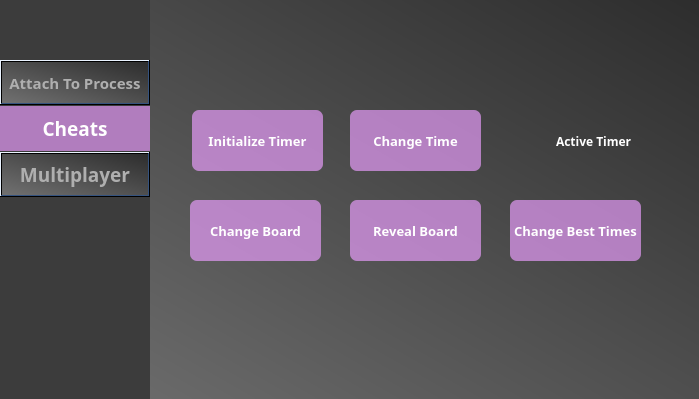
The window that gui/cheats_widget.ui (itaybiran/MinesweeperCheats-Client) describes before a commit, drawn with Qt 5.
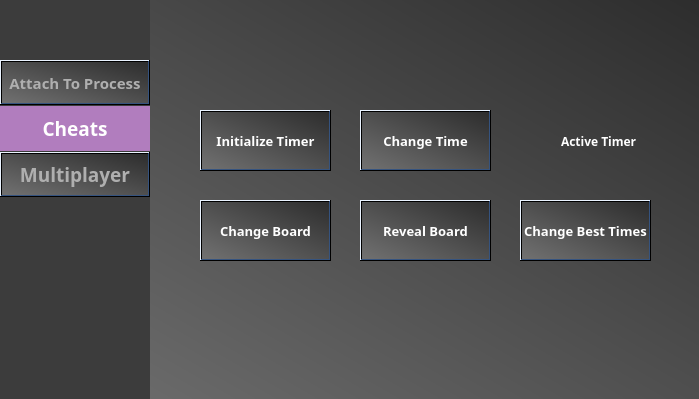
The same window after the commit.

```diff
--- a/gui/cheats_widget.ui
+++ b/gui/cheats_widget.ui
@@ -28,7 +28,7 @@
    <widget class="QPushButton" name="InitializeTimerButton">
     <property name="geometry">
      <rect>
-      <x>192</x>
+      <x>200</x>
       <y>110</y>
       <width>131</width>
       <height>61</height>
@@ -488,10 +488,17 @@
      <cursorShape>ClosedHandCursor</cursorShape>
     </property>
     <property name="styleSheet">
-     <string notr="true">background-color:rgba(236, 158, 255, 170);
+     <string notr="true">QPushButton::hover
+{
+background-color:rgb(216, 140, 234);
+}
+
+QPushButton
+{
+background-color:rgba(236, 158, 255, 170);
 border-radius:7px;
 color: white;
-</string>
+};</string>
     </property>
     <property name="text">
      <string>Initialize Timer</string>
@@ -500,7 +507,7 @@
    <widget class="QPushButton" name="ChangeTimeButton">
     <property name="geometry">
      <rect>
-      <x>350</x>
+      <x>360</x>
       <y>110</y>
       <width>131</width>
       <height>61</height>
@@ -960,9 +967,17 @@
      <cursorShape>ClosedHandCursor</cursorShape>
     </property>
     <property name="styleSheet">
-     <string notr="true">background-color:rgba(236, 158, 255, 170);
+     <string notr="true">QPushButton::hover
+{
+background-color:rgb(216, 140, 234);
+}
+
+QPushButton
+{
+background-color:rgba(236, 158, 255, 170);
 border-radius:7px;
-color: white;</string>
+color: white;
+};</string>
     </property>
     <property name="text">
      <string>Change Time</string>
@@ -971,7 +986,7 @@
    <widget class="QPushButton" name="ChangeBestTimes">
     <property name="geometry">
      <rect>
-      <x>510</x>
+      <x>520</x>
       <y>200</y>
       <width>131</width>
       <height>61</height>
@@ -1431,9 +1446,17 @@
      <cursorShape>ClosedHandCursor</cursorShape>
     </property>
     <property name="styleSheet">
-     <string notr="true">background-color:rgba(236, 158, 255, 170);
+     <string notr="true">QPushButton::hover
+{
+background-color:rgb(216, 140, 234);
+}
+
+QPushButton
+{
+background-color:rgba(236, 158, 255, 170);
 border-radius:7px;
-color: white;</string>
+color: white;
+};</string>
     </property>
     <property name="text">
      <string>Change Best Times</string>
@@ -1442,7 +1465,7 @@
    <widget class="QRadioButton" name="ActiveTimerButton">
     <property name="geometry">
      <rect>
-      <x>536</x>
+      <x>541</x>
       <y>131</y>
       <width>95</width>
       <height>20</height>
@@ -1469,7 +1492,7 @@
    <widget class="QPushButton" name="RevealBoardButton">
     <property name="geometry">
      <rect>
-      <x>350</x>
+      <x>360</x>
       <y>200</y>
       <width>131</width>
       <height>61</height>
@@ -1929,10 +1952,17 @@
      <cursorShape>ClosedHandCursor</cursorShape>
     </property>
     <property name="styleSheet">
-     <string notr="true">background-color:rgba(236, 158, 255, 170);
+     <string notr="true">QPushButton::hover
+{
+background-color:rgb(216, 140, 234);
+}
+
+QPushButton
+{
+background-color:rgba(236, 158, 255, 170);
 border-radius:7px;
 color: white;
-
+};
 </string>
     </property>
     <property name="text">
@@ -1942,7 +1972,7 @@
    <widget class="QPushButton" name="ChangeBoardButton">
     <property name="geometry">
      <rect>
-      <x>190</x>
+      <x>200</x>
       <y>200</y>
       <width>131</width>
       <height>61</height>
@@ -2402,9 +2432,17 @@
      <cursorShape>ClosedHandCursor</cursorShape>
     </property>
     <property name="styleSheet">
-     <string notr="true">background-color:rgba(236, 158, 255, 170);
+     <string notr="true">QPushButton::hover
+{
+background-color:rgb(216, 140, 234);
+}
+
+QPushButton
+{
+background-color:rgba(236, 158, 255, 170);
 border-radius:7px;
-color: white;</string>
+color: white;
+};</string>
     </property>
     <property name="text">
      <string>Change Board</string>
```
Left out of the diff: 26 changed lines with no effect on the pictures.
